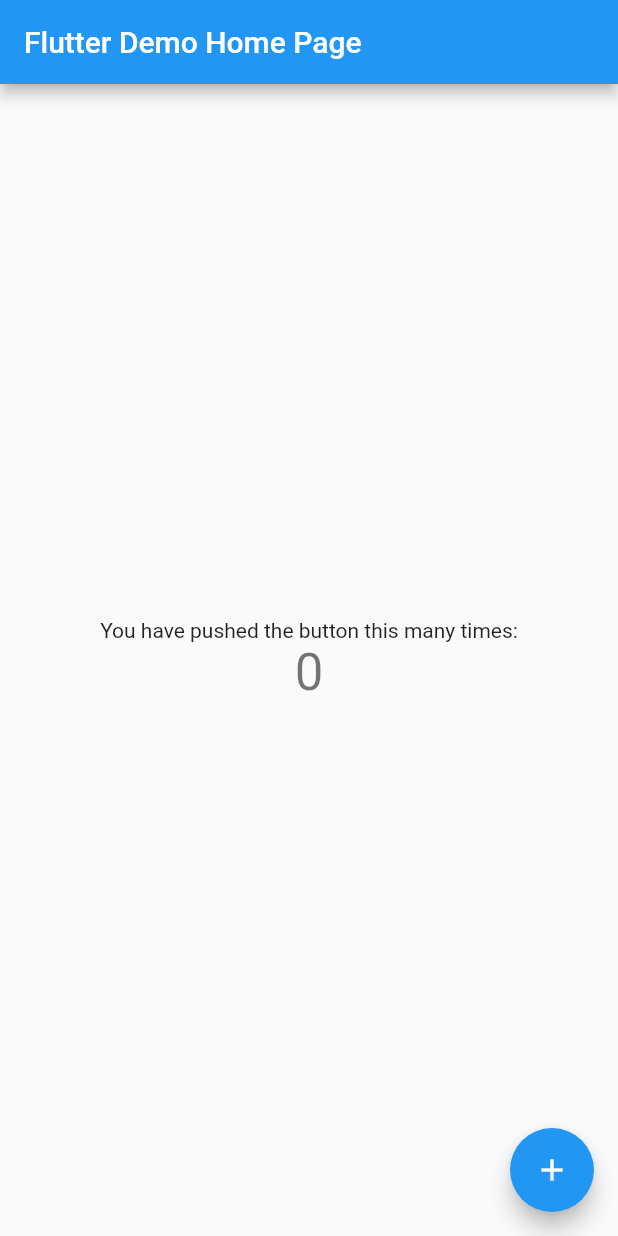
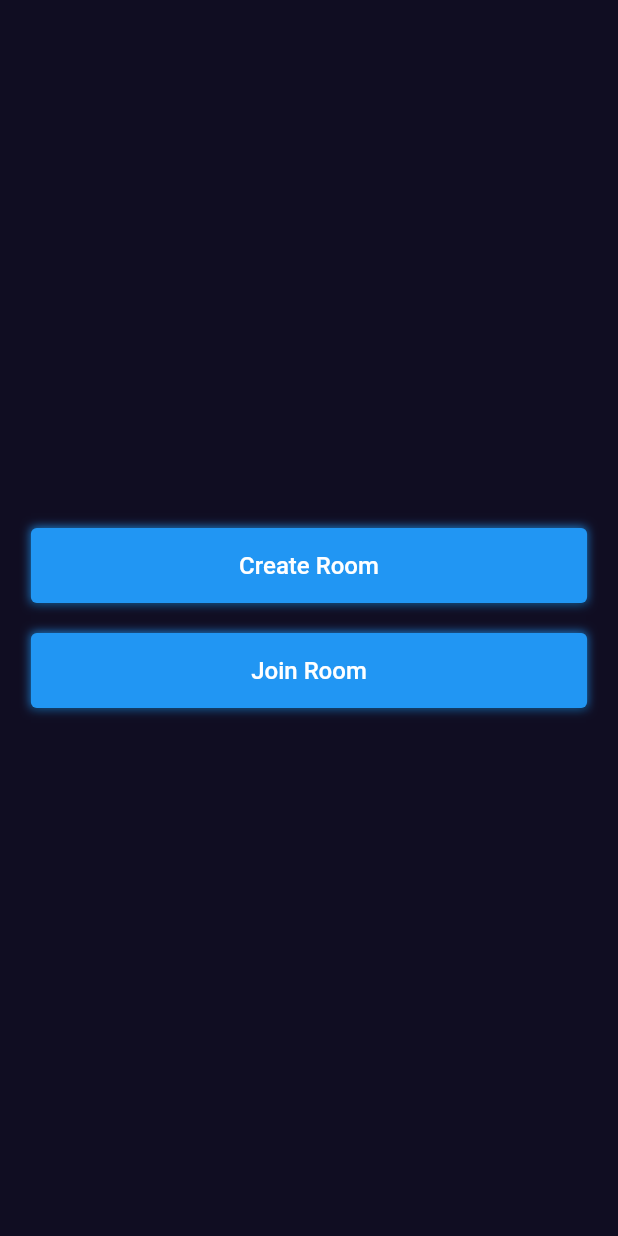
Before and after one commit to amartyaay/tic_tac_toe, a Flutter app: the screen it shows after launch, on a phone screen of 412 x 824 dp. Run offline on Flutter 3.47's test engine with Material 2 defaults, Android fonts, the light colour scheme and no system bars.

Commit message:
created create and join room screens

```diff
--- a/lib/main.dart
+++ b/lib/main.dart
@@ -1,4 +1,8 @@
 import 'package:flutter/material.dart';
+import 'package:tic_tac_toe/screens/create_room_screen.dart';
+import 'package:tic_tac_toe/screens/join_room_screen.dart';
+import 'package:tic_tac_toe/screens/main_menu_screen.dart';
+import 'package:tic_tac_toe/utils/colors.dart';
 
 void main() {
   runApp(const MyApp());
@@ -7,109 +11,19 @@
 class MyApp extends StatelessWidget {
   const MyApp({super.key});
 
-  // This widget is the root of your application.
   @override
   Widget build(BuildContext context) {
     return MaterialApp(
-      title: 'Flutter Demo',
-      theme: ThemeData(
-        // This is the theme of your application.
-        //
-        // Try running your application with "flutter run". You'll see the
-        // application has a blue toolbar. Then, without quitting the app, try
-        // changing the primarySwatch below to Colors.green and then invoke
-        // "hot reload" (press "r" in the console where you ran "flutter run",
-        // or simply save your changes to "hot reload" in a Flutter IDE).
-        // Notice that the counter didn't reset back to zero; the application
-        // is not restarted.
-        primarySwatch: Colors.blue,
+      routes: {
+        MainMenuScreen.routeName: (context) => const MainMenuScreen(),
+        JoinRoomScreen.routeName: (context) => const JoinRoomScreen(),
+        CreateRoomScreen.routeName: (context) => const CreateRoomScreen(),
+      },
+      initialRoute: MainMenuScreen.routeName,
+      title: "Tic Tac Toe",
+      theme: ThemeData.dark().copyWith(
+        scaffoldBackgroundColor: bgColor,
       ),
-      home: const MyHomePage(title: 'Flutter Demo Home Page'),
     );
   }
 }
-
-class MyHomePage extends StatefulWidget {
-  const MyHomePage({super.key, required this.title});
-
-  // This widget is the home page of your application. It is stateful, meaning
-  // that it has a State object (defined below) that contains fields that affect
-  // how it looks.
-
-  // This class is the configuration for the state. It holds the values (in this
-  // case the title) provided by the parent (in this case the App widget) and
-  // used by the build method of the State. Fields in a Widget subclass are
-  // always marked "final".
-
-  final String title;
-
-  @override
-  State<MyHomePage> createState() => _MyHomePageState();
-}
-
-class _MyHomePageState extends State<MyHomePage> {
-  int _counter = 0;
-
-  void _incrementCounter() {
-    setState(() {
-      // This call to setState tells the Flutter framework that something has
-      // changed in this State, which causes it to rerun the build method below
-      // so that the display can reflect the updated values. If we changed
-      // _counter without calling setState(), then the build method would not be
-      // called again, and so nothing would appear to happen.
-      _counter++;
-    });
-  }
-
-  @override
-  Widget build(BuildContext context) {
-    // This method is rerun every time setState is called, for instance as done
-    // by the _incrementCounter method above.
-    //
-    // The Flutter framework has been optimized to make rerunning build methods
-    // fast, so that you can just rebuild anything that needs updating rather
-    // than having to individually change instances of widgets.
-    return Scaffold(
-      appBar: AppBar(
-        // Here we take the value from the MyHomePage object that was created by
-        // the App.build method, and use it to set our appbar title.
-        title: Text(widget.title),
-      ),
-      body: Center(
-        // Center is a layout widget. It takes a single child and positions it
-        // in the middle of the parent.
-        child: Column(
-          // Column is also a layout widget. It takes a list of children and
-          // arranges them vertically. By default, it sizes itself to fit its
-          // children horizontally, and tries to be as tall as its parent.
-          //
-          // Invoke "debug painting" (press "p" in the console, choose the
-          // "Toggle Debug Paint" action from the Flutter Inspector in Android
-          // Studio, or the "Toggle Debug Paint" command in Visual Studio Code)
-          // to see the wireframe for each widget.
-          //
-          // Column has various properties to control how it sizes itself and
-          // how it positions its children. Here we use mainAxisAlignment to
-          // center the children vertically; the main axis here is the vertical
-          // axis because Columns are vertical (the cross axis would be
-          // horizontal).
-          mainAxisAlignment: MainAxisAlignment.center,
-          children: <Widget>[
-            const Text(
-              'You have pushed the button this many times:',
-            ),
-            Text(
-              '$_counter',
-              style: Theme.of(context).textTheme.headline4,
-            ),
-          ],
-        ),
-      ),
-      floatingActionButton: FloatingActionButton(
-        onPressed: _incrementCounter,
-        tooltip: 'Increment',
-        child: const Icon(Icons.add),
-      ), // This trailing comma makes auto-formatting nicer for build methods.
-    );
-  }
-}
--- /dev/null
+++ b/lib/responsive/responsive.dart
@@ -0,0 +1,21 @@
+import 'package:flutter/material.dart';
+
+class Responsive extends StatelessWidget {
+  final Widget child;
+  const Responsive({
+    super.key,
+    required this.child,
+  });
+
+  @override
+  Widget build(BuildContext context) {
+    return Center(
+      child: ConstrainedBox(
+        constraints: const BoxConstraints(
+          maxWidth: 600,
+        ),
+        child: child,
+      ),
+    );
+  }
+}
--- /dev/null
+++ b/lib/screens/main_menu_screen.dart
@@ -0,0 +1,43 @@
+import 'package:flutter/material.dart';
+import 'package:tic_tac_toe/responsive/responsive.dart';
+import 'package:tic_tac_toe/screens/create_room_screen.dart';
+import 'package:tic_tac_toe/screens/join_room_screen.dart';
+import 'package:tic_tac_toe/widgets/custom_button.dart';
+
+class MainMenuScreen extends StatelessWidget {
+  static String routeName = '/main-menu';
+  const MainMenuScreen({super.key});
+
+  void createRoom(BuildContext context) {
+    Navigator.pushNamed(context, CreateRoomScreen.routeName);
+  }
+
+  void joinRoom(BuildContext context) {
+    Navigator.pushNamed(context, JoinRoomScreen.routeName);
+  }
+
+  @override
+  Widget build(BuildContext context) {
+    return Scaffold(
+      body: Responsive(
+        child: Column(
+          mainAxisAlignment: MainAxisAlignment.center,
+          crossAxisAlignment: CrossAxisAlignment.center,
+          children: [
+            CustomButton(
+              onTap: () => createRoom(context),
+              text: 'Create Room',
+            ),
+            const SizedBox(
+              height: 20,
+            ),
+            CustomButton(
+              onTap: () => joinRoom(context),
+              text: 'Join Room',
+            ),
+          ],
+        ),
+      ),
+    );
+  }
+}
--- /dev/null
+++ b/lib/utils/colors.dart
@@ -0,0 +1,3 @@
+import 'package:flutter/material.dart';
+
+const bgColor = Color.fromRGBO(16, 13, 34, 1);
--- /dev/null
+++ b/lib/widgets/custom_button.dart
@@ -0,0 +1,43 @@
+import 'package:flutter/material.dart';
+
+class CustomButton extends StatelessWidget {
+  final VoidCallback onTap;
+  final String text;
+
+  const CustomButton({
+    super.key,
+    required this.onTap,
+    required this.text,
+  });
+
+  @override
+  Widget build(BuildContext context) {
+    final width = MediaQuery.of(context).size.width;
+    return Container(
+      decoration: const BoxDecoration(
+        boxShadow: [
+          BoxShadow(
+            color: Colors.blue,
+            blurRadius: 5,
+            spreadRadius: 0,
+          ),
+        ],
+      ),
+      child: ElevatedButton(
+        onPressed: onTap,
+        style: ElevatedButton.styleFrom(
+          minimumSize: Size(
+            width * 0.9,
+            50,
+          ),
+        ),
+        child: Text(
+          text,
+          style: const TextStyle(
+            fontSize: 16,
+          ),
+        ),
+      ),
+    );
+  }
+}
```
Also changed, not shown: lib/screens/create_room_screen.dart (added, +63 -0 lines), lib/screens/join_room_screen.dart (added, +71 -0 lines), lib/widgets/custom_text.dart (added, +27 -0 lines), lib/widgets/custom_textfield.dart (added, +34 -0 lines).
